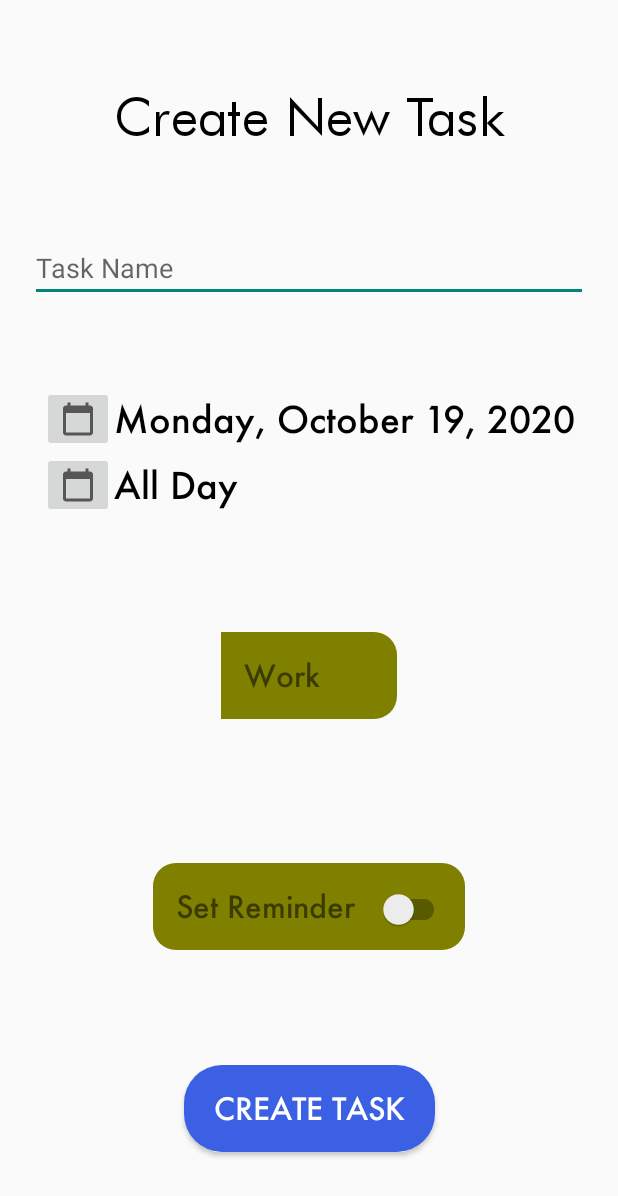
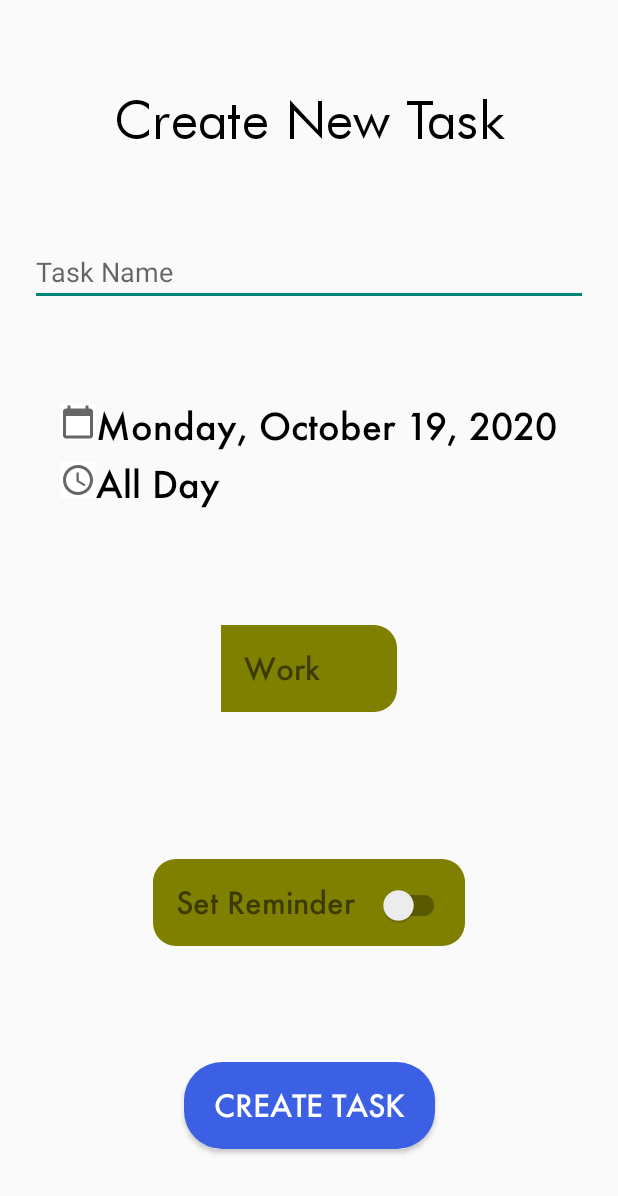
Before and after one commit to verdantl/Systemize, an Android app: the NewTaskActivity screen opened directly, with no data from a screen before it, after a tap on "CREATE TASK", on a phone screen of 412 x 824 dp. Shown: the top 1196 px of the screen. Run offline under Robolectric (Android 15) with nearby library versions, the light colour scheme and no system bars.

Commit message:
added duration to TaskContract

```diff
--- a/Systemize/app/src/main/java/com/example/systemize/ListAdapter.java
+++ b/Systemize/app/src/main/java/com/example/systemize/ListAdapter.java
@@ -58,8 +58,7 @@ public class ListAdapter extends RecyclerView.Adapter<ListAdapter.ListViewHolder
     @Override
     public ListViewHolder onCreateViewHolder(@NonNull ViewGroup parent, int viewType) {
         View v = LayoutInflater.from(parent.getContext()).inflate(R.layout.task_card, parent, false);
-        ListViewHolder lvh = new ListViewHolder(v, listener);
-        return lvh;
+        return new ListViewHolder(v, listener);
     }
 
     @Override
--- a/Systemize/app/src/main/java/com/example/systemize/NewTaskActivity.java
+++ b/Systemize/app/src/main/java/com/example/systemize/NewTaskActivity.java
@@ -8,11 +8,14 @@ import android.content.ContentValues;
 import android.database.sqlite.SQLiteDatabase;
 import android.os.Bundle;
 import android.view.View;
+import android.widget.Adapter;
+import android.widget.AdapterView;
 import android.widget.ArrayAdapter;
 import android.widget.DatePicker;
 import android.widget.EditText;
 import android.widget.Spinner;
 import android.widget.TextView;
+import android.widget.Toast;
 
 import java.text.DateFormat;
 import java.time.LocalDate;
@@ -29,16 +32,29 @@ public class NewTaskActivity extends AppCompatActivity implements DatePickerDial
     private String category;
 
     private SQLiteDatabase db;
+    private boolean canSave;
 
     @Override
     protected void onCreate(Bundle savedInstanceState) {
         super.onCreate(savedInstanceState);
         setContentView(R.layout.activity_new_task);
-        String[] categories = {"Work", "Personal", "Social", "Finances", "Family", "School"};
+        final String[] categories = {"Work", "Personal", "Social", "Finances", "Family", "School"};
         ArrayAdapter<String> arrayAdapter = new ArrayAdapter<>(this, R.layout.style_spinner,
                 new ArrayList<>(Arrays.asList(categories)));
         spinner = findViewById(R.id.choose_category);
         spinner.setAdapter(arrayAdapter);
+        spinner.setOnItemSelectedListener(new AdapterView.OnItemSelectedListener() {
+            @Override
+            public void onItemSelected(AdapterView<?> adapterView, View view, int i, long l) {
+                category = categories[i];
+                canSave = true;
+            }
+
+            @Override
+            public void onNothingSelected(AdapterView<?> adapterView) {
+                canSave = false;
+            }
+        });
         setUp();
 
     }
@@ -57,7 +73,7 @@ public class NewTaskActivity extends AppCompatActivity implements DatePickerDial
 
     }
 
-    private void setUpDatabase(){
+    private void writeToDatabase(){
         TaskHelper taskHelper = new TaskHelper(getApplicationContext());
         db = taskHelper.getWritableDatabase();
         ContentValues contentValues = new ContentValues();
@@ -70,7 +86,13 @@ public class NewTaskActivity extends AppCompatActivity implements DatePickerDial
     }
 
     public void onCreateTaskClicked(View view){
-        taskName.getText();
+        if (canSave){
+            writeToDatabase();
+        }
+        else{
+            Toast.makeText(this, "You must pick a category.", Toast.LENGTH_LONG).show();
+        }
+        //writeToDatabase();
     }
 
     public void onCalendarClicked(View view){
@@ -92,6 +114,5 @@ public class NewTaskActivity extends AppCompatActivity implements DatePickerDial
 
         String currentDateString = DateFormat.getDateInstance(DateFormat.FULL).format(c.getTime());
         date.setText(currentDateString);
-        System.out.println(date.getText());
     }
 }
--- a/Systemize/app/src/main/java/com/example/systemize/TaskContract.java
+++ b/Systemize/app/src/main/java/com/example/systemize/TaskContract.java
@@ -13,5 +13,6 @@ public final class TaskContract {
         public static final String COLUMN_NAME_CATEGORY = "Category";
         public static final String COLUMN_NAME_DATE = "Date";
         public static final String COLUMN_NAME_COMPLETED = "Completed";
+        public static final String COLUMN_NAME_DURATION = "Duration";
     }
 }
--- a/Systemize/app/src/main/java/com/example/systemize/TaskHelper.java
+++ b/Systemize/app/src/main/java/com/example/systemize/TaskHelper.java
@@ -11,6 +11,7 @@ public class TaskHelper extends SQLiteOpenHelper {
                     TaskContract.TaskEntry.COLUMN_NAME_TASK + " TEXT," +
                     TaskContract.TaskEntry.COLUMN_NAME_CATEGORY + " TEXT," +
                     TaskContract.TaskEntry.COLUMN_NAME_DATE + " TEXT," +
+                    TaskContract.TaskEntry.COLUMN_NAME_DURATION + " TEXT," +
                     TaskContract.TaskEntry.COLUMN_NAME_COMPLETED + " TEXT)";
 
     private static final String SQL_DELETE_ENTRIES =
--- /dev/null
+++ b/Systemize/app/src/main/res/drawable/ic_baseline_access_time_24.xml
@@ -0,0 +1,13 @@
+<vector xmlns:android="http://schemas.android.com/apk/res/android"
+    android:width="24dp"
+    android:height="24dp"
+    android:viewportWidth="24"
+    android:viewportHeight="24"
+    android:tint="?attr/colorControlNormal">
+  <path
+      android:fillColor="@android:color/white"
+      android:pathData="M11.99,2C6.47,2 2,6.48 2,12s4.47,10 9.99,10C17.52,22 22,17.52 22,12S17.52,2 11.99,2zM12,20c-4.42,0 -8,-3.58 -8,-8s3.58,-8 8,-8 8,3.58 8,8 -3.58,8 -8,8z"/>
+  <path
+      android:fillColor="@android:color/white"
+      android:pathData="M12.5,7H11v6l5.25,3.15 0.75,-1.23 -4.5,-2.67z"/>
+</vector>
--- a/Systemize/app/src/main/res/layout/activity_new_task.xml
+++ b/Systemize/app/src/main/res/layout/activity_new_task.xml
@@ -42,6 +42,7 @@
                 android:onClick="onCalendarClicked"
                 android:src="@drawable/ic_baseline_calendar_today_24"
                 android:contentDescription="calendarbutton"
+                android:background="@color/white"
                 android:layout_gravity="center"/>
             <TextView
                 android:id="@+id/date"
@@ -55,8 +56,9 @@
         <TableRow>
             <ImageButton
                 android:onClick="onDurationClicked"
-                android:src="@drawable/ic_baseline_calendar_today_24"
+                android:src="@drawable/ic_baseline_access_time_24"
                 android:contentDescription="duration"
+                android:background="@color/white"
                 android:layout_gravity="center"/>
             <TextView
                 android:id="@+id/duration"
```
